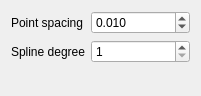
Qt form noether_gui/src/widgets/tool_path_modifiers/uniform_spacing_modifier_widget.ui (ros-industrial/noether) before a commit.
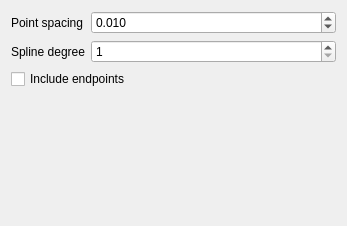
The same form after that commit. Custom widgets are drawn as their Qt base class.

Commit message: Updated spline tool path modifiers to use spline utilities

```diff
--- a/noether_gui/src/widgets/tool_path_modifiers/uniform_spacing_modifier_widget.ui
+++ b/noether_gui/src/widgets/tool_path_modifiers/uniform_spacing_modifier_widget.ui
@@ -6,8 +6,8 @@
    <rect>
     <x>0</x>
     <y>0</y>
-    <width>201</width>
-    <height>96</height>
+    <width>347</width>
+    <height>226</height>
    </rect>
   </property>
   <property name="windowTitle">
@@ -55,6 +55,26 @@
      </item>
     </layout>
    </item>
+   <item>
+    <widget class="QCheckBox" name="include_endpoints">
+     <property name="text">
+      <string>Include endpoints</string>
+     </property>
+    </widget>
+   </item>
+   <item>
+    <spacer name="verticalSpacer">
+     <property name="orientation">
+      <enum>Qt::Vertical</enum>
+     </property>
+     <property name="sizeHint" stdset="0">
+      <size>
+       <width>20</width>
+       <height>40</height>
+      </size>
+     </property>
+    </spacer>
+   </item>
   </layout>
  </widget>
  <customwidgets>
```
The commit also changes 5 other files.
